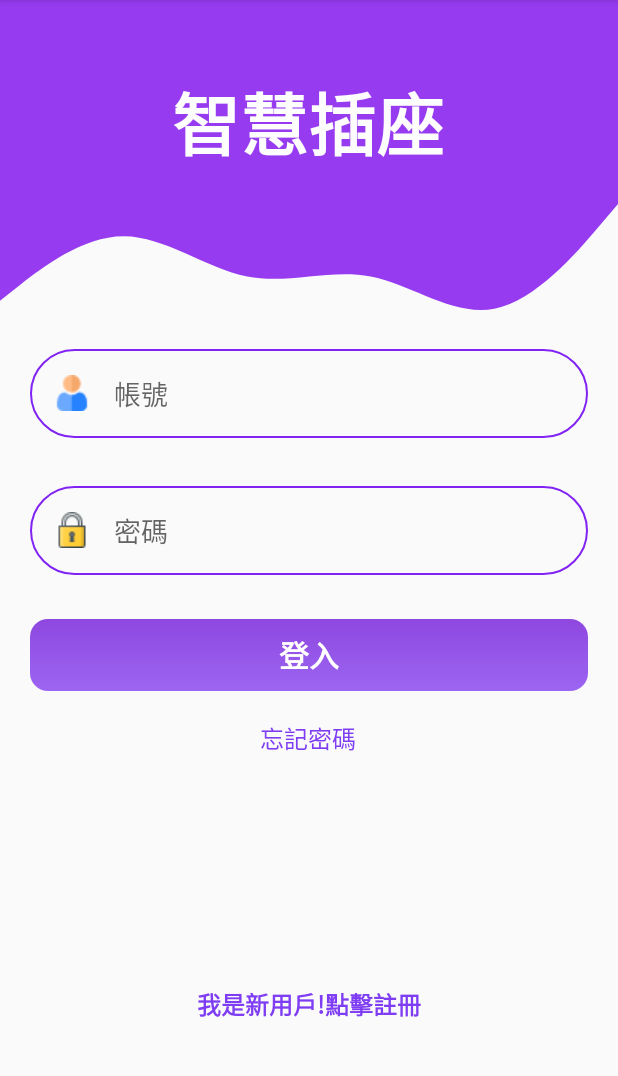
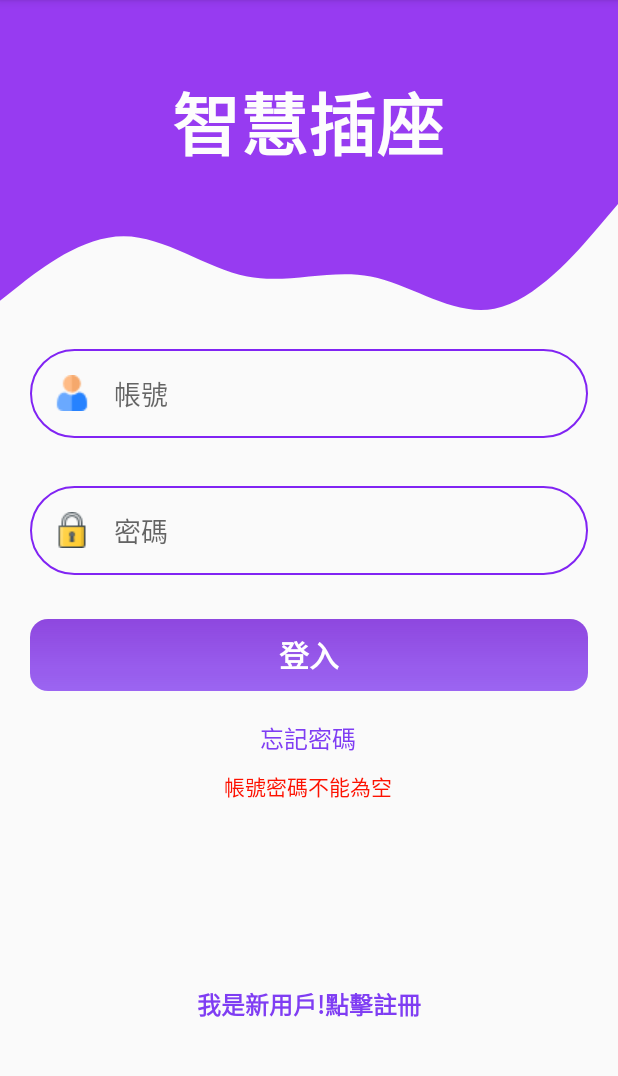
Before and after one commit to hj6hki123/newtips, an Android app: the LoginActivity screen opened directly, with no data from a screen before it, after a tap on "登入", on a phone screen of 412 x 824 dp, the part 84-1160 px from its top. Run offline under Robolectric (Android 15) with nearby library versions, the phone set to English and light mode, and no system bars; 1 statement that could not run was skipped.

Commit message:
pageview2

```diff
--- a/app/build.gradle
+++ b/app/build.gradle
@@ -30,7 +30,7 @@ android {
                         // on below line we are setting a
                         // name to our apk as GFG.apk
                     output->
-                        def name = "RasPyClient(1.0).apk"
+                        def name = "SmartSocket_demo.apk"
                         // on below line we are setting the
                         // outputFile Name to our apk file.
                         output.outputFileName = name
--- a/app/src/main/java/com/example/newtips/LoginActivity.java
+++ b/app/src/main/java/com/example/newtips/LoginActivity.java
@@ -1,7 +1,9 @@
 package com.example.newtips;
 
+import android.content.BroadcastReceiver;
 import android.content.Context;
 import android.content.Intent;
+import android.content.IntentFilter;
 import android.content.SharedPreferences;
 import android.net.Uri;
 import android.os.Bundle;
@@ -18,11 +20,18 @@ public class LoginActivity extends AppCompatActivity {
 
 
     final Uri uri_register=Uri.parse("https://mnya.tw/cc/word/1477.html");//註冊網址
-
+    MyBroadcast myBroadcast = new MyBroadcast();
+    TextView textView_hint;
     @Override
     protected void onCreate(@Nullable Bundle savedInstanceState) {
         super.onCreate(savedInstanceState);
         setContentView(R.layout.activity_login);
+
+        //註冊廣播器
+        IntentFilter intentFilter = new IntentFilter(SocketService.RECEIVE_SERVICE_ACTION);
+        registerReceiver(myBroadcast, intentFilter);
+
+        textView_hint=findViewById(R.id.text_socket_hint);
 
         //關閉歡迎頁面
         if(IntrodusActivity.introdusActivity!=null){
@@ -50,12 +59,15 @@ public class LoginActivity extends AppCompatActivity {
 
 
                     if (GlobalData.connectstate && GlobalData.FSM.equals("IDLE"))
+                    {
+                        textView_hint.setText("");
                         GlobalData.FSM = "Longin";
+                    }
                     else
-                        Toast.makeText(this, "須為連線狀態才能登入", Toast.LENGTH_SHORT).show();
+                        textView_hint.setText("須為連線狀態才可登入");
                 }
                 else
-                    Toast.makeText(this, "帳號密碼不能為空", Toast.LENGTH_SHORT).show();
+                    textView_hint.setText("帳號密碼不能為空");
             }
         );
 
@@ -66,6 +78,9 @@ public class LoginActivity extends AppCompatActivity {
                 startActivity(intent);//開啟註冊網址
             });
 
+
+
+
     }
     @Override
     public void onDestroy() {
@@ -73,4 +88,25 @@ public class LoginActivity extends AppCompatActivity {
         Intent intent = new Intent(getApplicationContext(), SocketService.class);
         stopService(intent);
     }
+
+
+    private class MyBroadcast extends BroadcastReceiver {
+        @Override
+        public void onReceive(Context context, Intent intent) {
+            String mAction = intent.getAction();
+            assert mAction != null;
+            switch (mAction) {
+                /**接收來自UDP回傳之訊息*/
+                case SocketService.RECEIVE_SERVICE_ACTION:
+                    String msg = intent.getStringExtra(SocketService.RECEIVE_SERVICE_STRING);
+                    String msg_problem = intent.getStringExtra(SocketService.RECEIVE_SERVICE_PROBLEM);
+                    if(msg.equals("false"))
+                    {
+                        textView_hint.setText(msg_problem+"");
+                    }
+
+                    break;
+            }
+        }
+    }
 }
--- a/app/src/main/res/layout/activity_login.xml
+++ b/app/src/main/res/layout/activity_login.xml
@@ -140,4 +140,16 @@
         app:layout_constraintTop_toTopOf="@+id/topview"
         app:layout_constraintVertical_bias="0.83" />
 
+    <TextView
+        android:id="@+id/text_socket_hint"
+        android:layout_width="wrap_content"
+        android:layout_height="wrap_content"
+        app:layout_constraintBottom_toTopOf="@+id/textView_register"
+        app:layout_constraintEnd_toEndOf="parent"
+        app:layout_constraintHorizontal_bias="0.498"
+        app:layout_constraintStart_toStartOf="parent"
+        app:layout_constraintTop_toBottomOf="@+id/textView_forgot"
+        app:layout_constraintVertical_bias="0.07"
+        android:textColor="#FD1100"/>
+
 </androidx.constraintlayout.widget.ConstraintLayout>
--- a/app/src/main/res/values/strings.xml
+++ b/app/src/main/res/values/strings.xml
@@ -4,7 +4,7 @@
     <string name="tab2_name">設備管理</string>
     <string name="tab3_name">帳號</string>
     <string name="TCP_PORT">9998</string>
-    <string name="TCP_IP">120.114.67.238</string>
+    <string name="TCP_IP">10.147.17.177</string>
 
 
 
```
Also changed, not shown: app/src/main/java/com/example/newtips/SocketService.java (+23 -7 lines), 3 other files.
